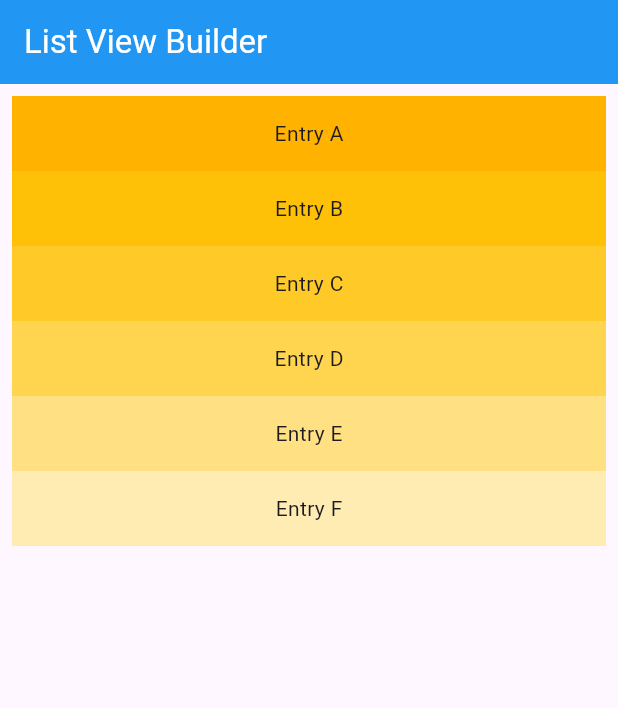
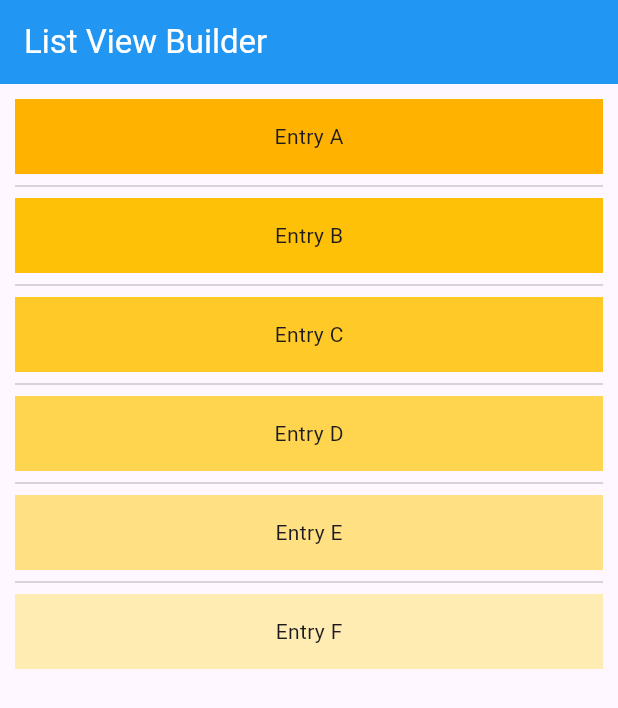
Before and after one commit to mahmud5658/flutter_widgets, a Flutter app: the screen it shows after launch, on a phone screen of 412 x 824 dp. Shown: the top 708 px of the screen. Run offline on Flutter 3.47's test engine with Material 3 defaults, Android fonts, the phone set to English and light mode, and no system bars.

Commit message:
flutter widget

```diff
--- a/lib/widgets/listview1.dart
+++ b/lib/widgets/listview1.dart
@@ -14,18 +14,30 @@ class ListViewBuilder extends StatelessWidget {
         title: const Text('List View Builder',
             style: TextStyle(color: Colors.white)),
       ),
-      body: ListView.builder(
-        padding: const EdgeInsets.all(8),
-        itemCount: entries.length,
+      // body: ListView.builder(
+      //   padding: const EdgeInsets.all(8),
+      //   itemCount: entries.length,
+      //   itemBuilder: (BuildContext context, int index) {
+      //     return Container(
+      //       height: 50,
+      //       color: Colors.amber[colorCodes[index]],
+      //       child: Center(child: Text('Entry ${entries[index]}')),
+      //     );
+      //   },
+      // ),
+
+      body: ListView.separated(
+        padding: const EdgeInsets.all(10),
           itemBuilder: (BuildContext context, int index) {
             return Container(
               height: 50,
               color: Colors.amber[colorCodes[index]],
               child: Center(child: Text('Entry ${entries[index]}')),
-
             );
           },
-      ),
+          separatorBuilder: (BuildContext context, int index) =>
+              const Divider(),
+          itemCount: entries.length),
     );
   }
 }
```
Lines whose indentation alone changed are shown as unchanged.
